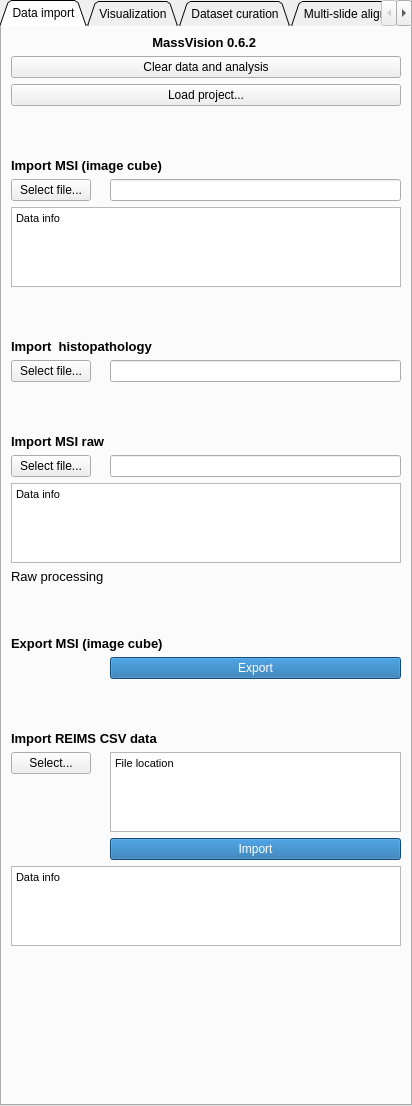
This is MassVision/Resources/UI/MassVision.ui in jamzad/SlicerMassVision as Qt 5 draws it before an edit. The edited form follows.
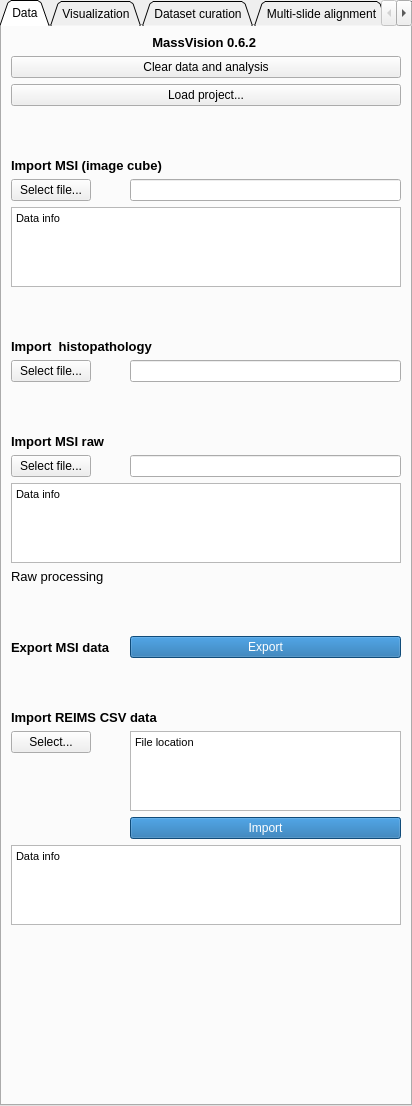
This is the edited form.

Commit message: ADD export data in csv and h5 formats

The edit to the form file:
```diff
--- a/MassVision/Resources/UI/MassVision.ui
+++ b/MassVision/Resources/UI/MassVision.ui
@@ -39,7 +39,7 @@
   </property>
   <widget class="QWidget" name="tab">
    <attribute name="title">
-    <string>Data import</string>
+    <string>Data</string>
    </attribute>
    <layout class="QFormLayout" name="formLayout_8">
     <item row="0" column="0" colspan="2">
@@ -251,34 +251,6 @@
       </property>
      </widget>
     </item>
-    <item row="17" column="0" colspan="2">
-     <widget class="QLabel" name="label_66">
-      <property name="font">
-       <font>
-        <pointsize>10</pointsize>
-        <weight>75</weight>
-        <bold>true</bold>
-       </font>
-      </property>
-      <property name="styleSheet">
-       <string notr="true"/>
-      </property>
-      <property name="text">
-       <string>Export MSI (image cube)</string>
-      </property>
-     </widget>
-    </item>
-    <item row="18" column="1">
-     <widget class="QPushButton" name="ExportPushBotton">
-      <property name="styleSheet">
-       <string notr="true">background-color: #1769aa;
-color: rgb(255, 255, 255);</string>
-      </property>
-      <property name="text">
-       <string>Export</string>
-      </property>
-     </widget>
-    </item>
     <item row="20" column="0" colspan="2">
      <widget class="QLabel" name="label_REIMS">
       <property name="font">
@@ -413,6 +385,34 @@
       </property>
      </widget>
     </item>
+    <item row="17" column="0">
+     <widget class="QLabel" name="label_66">
+      <property name="font">
+       <font>
+        <pointsize>10</pointsize>
+        <weight>75</weight>
+        <bold>true</bold>
+       </font>
+      </property>
+      <property name="styleSheet">
+       <string notr="true"/>
+      </property>
+      <property name="text">
+       <string>Export MSI data    </string>
+      </property>
+     </widget>
+    </item>
+    <item row="17" column="1">
+     <widget class="QPushButton" name="ExportPushBotton">
+      <property name="styleSheet">
+       <string notr="true">background-color: #1769aa;
+color: rgb(255, 255, 255);</string>
+      </property>
+      <property name="text">
+       <string>Export</string>
+      </property>
+     </widget>
+    </item>
    </layout>
   </widget>
   <widget class="QWidget" name="tab_2">
```
The commit also changes 2 other files.
